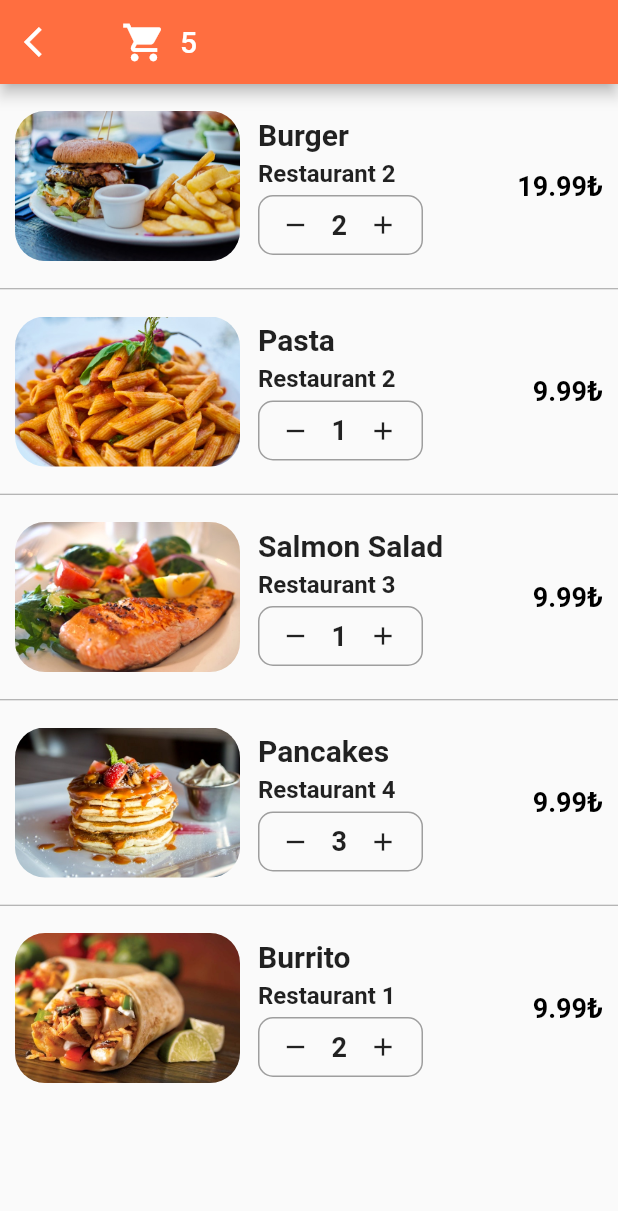
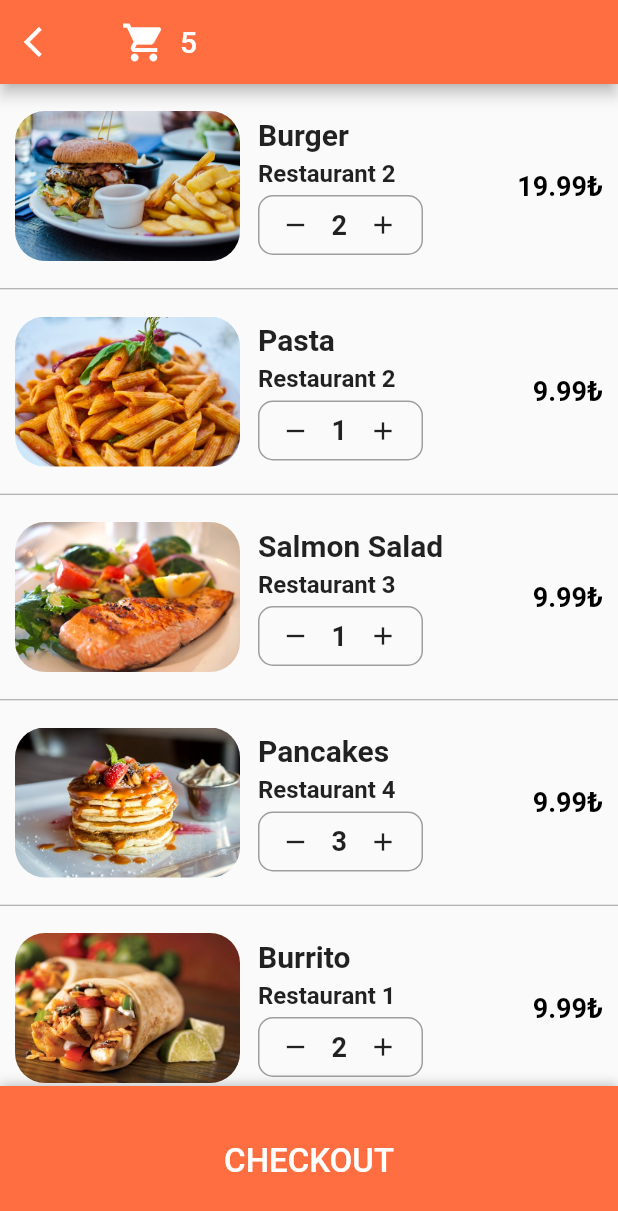
Before and after one commit to BatuhanAydoner/food_delivery_ui_flutter, a Flutter app: the CartScreen screen opened directly, on a phone screen of 412 x 824 dp. Shown: the top 1211 px of the screen. Run offline on Flutter 3.47's test engine with Material 2 defaults, Android fonts, the phone set to English and light mode, and no system bars.

Commit message:
Completed app's UI

```diff
--- a/lib/screens/cart_screen.dart
+++ b/lib/screens/cart_screen.dart
@@ -80,6 +80,11 @@ class _CartScreenState extends State<CartScreen> {
 
   @override
   Widget build(BuildContext context) {
+    double price = 0;
+    currentUser.cart.forEach((element) {
+      price += element.quantity;
+    });
+
     return Scaffold(
       appBar: AppBar(
         title: Row(
@@ -117,10 +122,78 @@ class _CartScreenState extends State<CartScreen> {
           color: Colors.grey,
         ),
         itemBuilder: (context, index) {
-          Order order = currentUser.cart[index];
-          return _buildCartItem(order);
+          if (index < currentUser.cart.length) {
+            Order order = currentUser.cart[index];
+            return _buildCartItem(order);
+          } else {
+            return Column(
+              children: [
+                Row(
+                  mainAxisAlignment: MainAxisAlignment.spaceBetween,
+                  children: <Widget>[
+                    Text(
+                      "Estimated Delivery Time : ",
+                      style: TextStyle(
+                          fontSize: 20.0, fontWeight: FontWeight.w600),
+                    ),
+                    Padding(
+                      padding: const EdgeInsets.only(right: 10.0),
+                      child: Text(
+                        "25 min",
+                        style: TextStyle(
+                            fontSize: 20.0, fontWeight: FontWeight.w600),
+                      ),
+                    )
+                  ],
+                ),
+                SizedBox(
+                  height: 5.0,
+                ),
+                Row(
+                  mainAxisAlignment: MainAxisAlignment.spaceBetween,
+                  children: <Widget>[
+                    Text(
+                      "Total Const : ",
+                      style: TextStyle(
+                          fontSize: 20.0, fontWeight: FontWeight.w600),
+                    ),
+                    Padding(
+                      padding: const EdgeInsets.only(right: 10.0),
+                      child: Text(
+                        "${price.toString()}",
+                        style: TextStyle(
+                            fontSize: 20.0, fontWeight: FontWeight.w600),
+                      ),
+                    )
+                  ],
+                ),
+                SizedBox(
+                  height: 110.0,
+                )
+              ],
+            );
+          }
         },
-        itemCount: currentUser.cart.length,
+        itemCount: currentUser.cart.length + 1,
+      ),
+      bottomSheet: Container(
+        width: MediaQuery.of(context).size.width,
+        height: 100.0,
+        decoration: BoxDecoration(
+          color: Theme.of(context).primaryColor,
+          boxShadow: [
+            BoxShadow(
+                color: Colors.black26, offset: Offset(0, -1), blurRadius: 6.0)
+          ],
+        ),
+        child: Center(
+          child: FlatButton(
+              onPressed: () {},
+              child: Text(
+                "CHECKOUT",
+                style: TextStyle(color: Colors.white, fontSize: 22.0),
+              )),
+        ),
       ),
     );
   }
```
